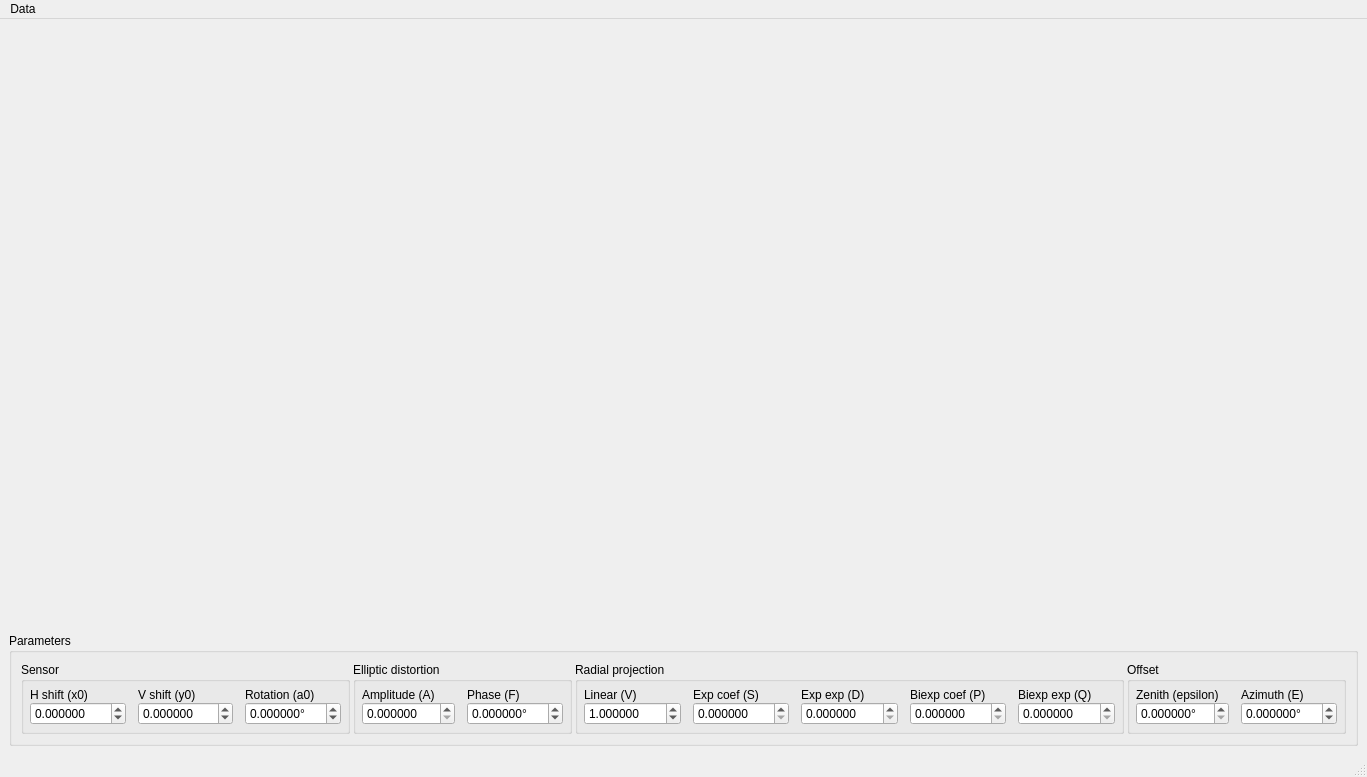
Before: the Qt Designer form ui/main.ui in AMOS-uniba/vasco, drawn with Qt 5.
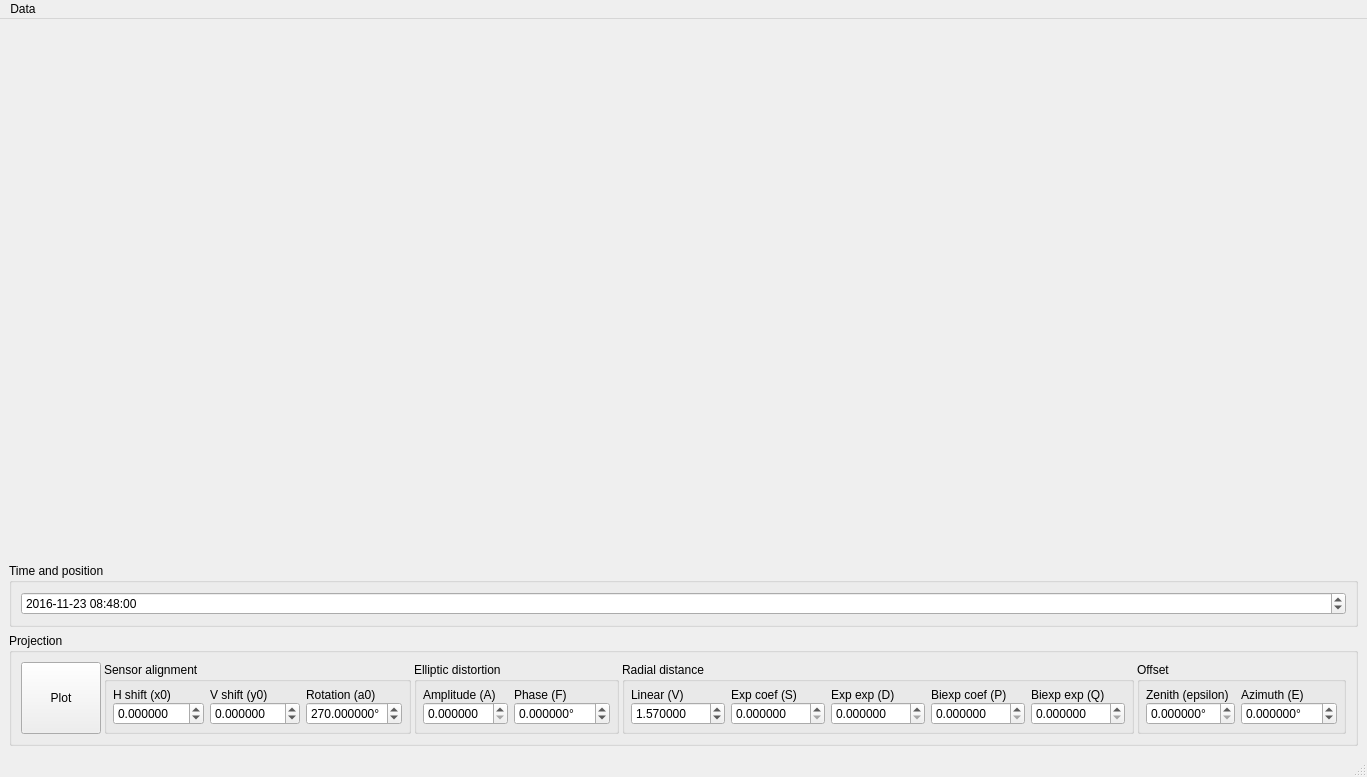
After: the same form once the commit is applied.

Patch:
```diff
--- a/ui/main.ui
+++ b/ui/main.ui
@@ -20,6 +20,65 @@
       <layout class="QHBoxLayout" name="horizontalLayout_5"/>
      </widget>
     </item>
+    <item>
+     <widget class="QGroupBox" name="gb_time">
+      <property name="sizePolicy">
+       <sizepolicy hsizetype="Preferred" vsizetype="Maximum">
+        <horstretch>0</horstretch>
+        <verstretch>0</verstretch>
+       </sizepolicy>
+      </property>
+      <property name="title">
+       <string>Time and position</string>
+      </property>
+      <layout class="QHBoxLayout" name="horizontalLayout_7">
+       <item>
+        <widget class="QDateTimeEdit" name="dt_time">
+         <property name="wrapping">
+          <bool>true</bool>
+         </property>
+         <property name="dateTime">
+          <datetime>
+           <hour>8</hour>
+           <minute>48</minute>
+           <second>0</second>
+           <year>2016</year>
+           <month>11</month>
+           <day>23</day>
+          </datetime>
+         </property>
+         <property name="date">
+          <date>
+           <year>2016</year>
+           <month>11</month>
+           <day>23</day>
+          </date>
+         </property>
+         <property name="maximumDate">
+          <date>
+           <year>2049</year>
+           <month>12</month>
+           <day>31</day>
+          </date>
+         </property>
+         <property name="minimumDate">
+          <date>
+           <year>2000</year>
+           <month>1</month>
+           <day>1</day>
+          </date>
+         </property>
+         <property name="displayFormat">
+          <string notr="true">yyyy-MM-dd HH:mm:ss</string>
+         </property>
+         <property name="timeSpec">
+          <enum>Qt::UTC</enum>
+         </property>
+        </widget>
+       </item>
+      </layout>
+     </widget>
+    </item>
     <item>
      <widget class="QGroupBox" name="gb_parameters">
       <property name="sizePolicy">
@@ -29,12 +88,25 @@
        </sizepolicy>
       </property>
       <property name="title">
-       <string>Parameters</string>
+       <string>Projection</string>
       </property>
-      <layout class="QHBoxLayout" name="horizontalLayout" stretch="3,2,5,2">
+      <layout class="QHBoxLayout" name="horizontalLayout" stretch="0,3,2,5,2">
        <property name="spacing">
         <number>3</number>
        </property>
+       <item>
+        <widget class="QPushButton" name="pb_plot">
+         <property name="sizePolicy">
+          <sizepolicy hsizetype="Preferred" vsizetype="Minimum">
+           <horstretch>0</horstretch>
+           <verstretch>0</verstretch>
+          </sizepolicy>
+         </property>
+         <property name="text">
+          <string>Plot</string>
+         </property>
+        </widget>
+       </item>
        <item>
         <widget class="QGroupBox" name="gb_sensor">
          <property name="sizePolicy">
@@ -44,9 +116,12 @@
           </sizepolicy>
          </property>
          <property name="title">
-          <string>Sensor</string>
+          <string>Sensor alignment</string>
          </property>
          <layout class="QHBoxLayout" name="horizontalLayout_2" stretch="1,1,1">
+          <property name="spacing">
+           <number>0</number>
+          </property>
           <property name="leftMargin">
            <number>3</number>
           </property>
@@ -184,11 +259,14 @@
                 <number>6</number>
                </property>
                <property name="maximum">
-                <double>359.999999000000003</double>
+                <double>351.999999000000003</double>
                </property>
                <property name="singleStep">
                 <double>1.000000000000000</double>
                </property>
+               <property name="value">
+                <double>270.000000000000000</double>
+               </property>
               </widget>
              </item>
             </layout>
@@ -209,6 +287,9 @@
           <string>Elliptic distortion</string>
          </property>
          <layout class="QHBoxLayout" name="horizontalLayout_3">
+          <property name="spacing">
+           <number>0</number>
+          </property>
           <property name="leftMargin">
            <number>3</number>
           </property>
@@ -324,9 +405,12 @@
           </sizepolicy>
          </property>
          <property name="title">
-          <string>Radial projection</string>
+          <string>Radial distance</string>
          </property>
          <layout class="QHBoxLayout" name="horizontalLayout_4" stretch="0,0,0,0,0">
+          <property name="spacing">
+           <number>0</number>
+          </property>
           <property name="leftMargin">
            <number>3</number>
           </property>
@@ -373,13 +457,13 @@
                 <double>0.100000000000000</double>
                </property>
                <property name="maximum">
-                <double>2.000000000000000</double>
+                <double>5.000000000000000</double>
                </property>
                <property name="singleStep">
                 <double>0.010000000000000</double>
                </property>
                <property name="value">
-                <double>1.000000000000000</double>
+                <double>1.570000000000000</double>
                </property>
               </widget>
              </item>
@@ -565,6 +649,9 @@
           <string>Offset</string>
          </property>
          <layout class="QHBoxLayout" name="horizontalLayout_6" stretch="1,1">
+          <property name="spacing">
+           <number>0</number>
+          </property>
           <property name="leftMargin">
            <number>3</number>
           </property>
```
Left out of the diff: 4 changed lines with no effect on the pictures.
